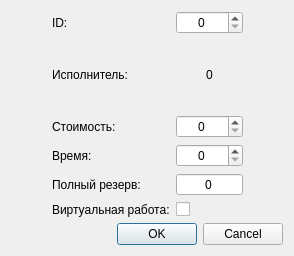
io2357911/NetworkPlanning, file NetworkCalc/view/workpropertiesdialog.ui: the form before one commit.
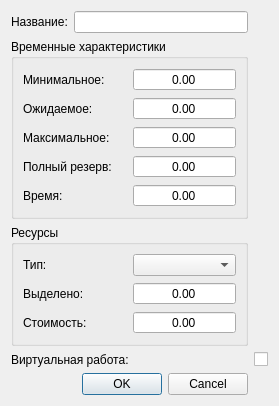
The form after the commit.

Diff of the .ui file:
```diff
--- a/NetworkCalc/view/workpropertiesdialog.ui
+++ b/NetworkCalc/view/workpropertiesdialog.ui
@@ -6,153 +6,222 @@
    <rect>
     <x>0</x>
     <y>0</y>
-    <width>294</width>
-    <height>256</height>
+    <width>279</width>
+    <height>402</height>
    </rect>
   </property>
   <property name="windowTitle">
    <string>Параметры работы</string>
   </property>
-  <layout class="QGridLayout" name="gridLayout_2">
+  <layout class="QGridLayout" name="gridLayout">
    <item row="0" column="0">
-    <layout class="QGridLayout" name="gridLayout">
-     <item row="0" column="2">
-      <widget class="QSpinBox" name="sbID">
-       <property name="alignment">
-        <set>Qt::AlignCenter</set>
-       </property>
-       <property name="maximum">
-        <number>999999</number>
-       </property>
-      </widget>
-     </item>
-     <item row="5" column="2">
-      <widget class="QCheckBox" name="cbIsVirtual">
-       <property name="text">
-        <string/>
-       </property>
-      </widget>
-     </item>
-     <item row="1" column="1">
-      <widget class="QLabel" name="label_6">
-       <property name="text">
-        <string>Исполнитель:</string>
-       </property>
-      </widget>
-     </item>
-     <item row="0" column="1">
-      <widget class="QLabel" name="label_3">
-       <property name="text">
-        <string>ID:</string>
-       </property>
-      </widget>
-     </item>
-     <item row="3" column="2">
-      <widget class="QSpinBox" name="sbTime">
-       <property name="alignment">
-        <set>Qt::AlignCenter</set>
-       </property>
-       <property name="maximum">
-        <number>99999999</number>
-       </property>
-      </widget>
-     </item>
-     <item row="2" column="2">
-      <widget class="QSpinBox" name="sbCost">
-       <property name="alignment">
-        <set>Qt::AlignCenter</set>
-       </property>
-       <property name="maximum">
-        <number>999999</number>
-       </property>
-      </widget>
-     </item>
-     <item row="4" column="2">
-      <widget class="QSpinBox" name="sbFullReserve">
-       <property name="alignment">
-        <set>Qt::AlignCenter</set>
-       </property>
-       <property name="readOnly">
-        <bool>true</bool>
-       </property>
-       <property name="buttonSymbols">
-        <enum>QAbstractSpinBox::NoButtons</enum>
-       </property>
-       <property name="maximum">
-        <number>9999999</number>
-       </property>
-      </widget>
-     </item>
-     <item row="2" column="0" rowspan="2">
-      <spacer name="horizontalSpacer">
-       <property name="orientation">
-        <enum>Qt::Horizontal</enum>
-       </property>
-       <property name="sizeHint" stdset="0">
-        <size>
-         <width>40</width>
-         <height>20</height>
-        </size>
-       </property>
-      </spacer>
-     </item>
-     <item row="3" column="1">
-      <widget class="QLabel" name="label_2">
-       <property name="text">
-        <string>Время:</string>
-       </property>
-      </widget>
-     </item>
-     <item row="5" column="1">
-      <widget class="QLabel" name="label_4">
-       <property name="text">
-        <string>Виртуальная работа:</string>
-       </property>
-      </widget>
-     </item>
-     <item row="4" column="1">
-      <widget class="QLabel" name="label_5">
-       <property name="toolTip">
-        <string>&lt;html&gt;&lt;head/&gt;&lt;body&gt;&lt;p&gt;Показывает максимальное время, на которое можно увеличить длительность работы или отсрочить ее начало, чтобы не нарушился срок завершения проекта в целом.&lt;/p&gt;&lt;/body&gt;&lt;/html&gt;</string>
-       </property>
-       <property name="text">
-        <string>Полный резерв:</string>
-       </property>
-      </widget>
-     </item>
-     <item row="2" column="3" rowspan="2">
-      <spacer name="horizontalSpacer_2">
-       <property name="orientation">
-        <enum>Qt::Horizontal</enum>
-       </property>
-       <property name="sizeHint" stdset="0">
-        <size>
-         <width>40</width>
-         <height>20</height>
-        </size>
-       </property>
-      </spacer>
-     </item>
-     <item row="2" column="1">
-      <widget class="QLabel" name="label">
-       <property name="text">
-        <string>Стоимость:</string>
-       </property>
-      </widget>
-     </item>
-     <item row="1" column="2">
-      <widget class="QLabel" name="lWorker">
-       <property name="text">
-        <string>0</string>
-       </property>
-       <property name="alignment">
-        <set>Qt::AlignCenter</set>
-       </property>
-      </widget>
-     </item>
-    </layout>
+    <widget class="QLabel" name="label_14">
+     <property name="text">
+      <string>Название:</string>
+     </property>
+    </widget>
    </item>
-   <item row="1" column="0">
+   <item row="0" column="1">
+    <widget class="QLineEdit" name="leName"/>
+   </item>
+   <item row="1" column="0" colspan="2">
+    <widget class="QGroupBox" name="groupBox">
+     <property name="title">
+      <string>Временные характеристики</string>
+     </property>
+     <layout class="QGridLayout" name="gridLayout_2">
+      <item row="3" column="0">
+       <widget class="QLabel" name="label_5">
+        <property name="toolTip">
+         <string>&lt;html&gt;&lt;head/&gt;&lt;body&gt;&lt;p&gt;Показывает максимальное время, на которое можно увеличить длительность работы или отсрочить ее начало, чтобы не нарушился срок завершения проекта в целом.&lt;/p&gt;&lt;/body&gt;&lt;/html&gt;</string>
+        </property>
+        <property name="text">
+         <string>Полный резерв:</string>
+        </property>
+       </widget>
+      </item>
+      <item row="0" column="0">
+       <widget class="QLabel" name="label_7">
+        <property name="text">
+         <string>Минимальное:</string>
+        </property>
+       </widget>
+      </item>
+      <item row="2" column="0">
+       <widget class="QLabel" name="label_9">
+        <property name="text">
+         <string>Максимальное:</string>
+        </property>
+       </widget>
+      </item>
+      <item row="1" column="0">
+       <widget class="QLabel" name="label_8">
+        <property name="text">
+         <string>Ожидаемое:</string>
+        </property>
+       </widget>
+      </item>
+      <item row="4" column="0">
+       <widget class="QLabel" name="label_13">
+        <property name="toolTip">
+         <string>&lt;html&gt;&lt;head/&gt;&lt;body&gt;&lt;p&gt;Показывает максимальное время, на которое можно увеличить длительность работы или отсрочить ее начало, чтобы не нарушился срок завершения проекта в целом.&lt;/p&gt;&lt;/body&gt;&lt;/html&gt;</string>
+        </property>
+        <property name="text">
+         <string>Время:</string>
+        </property>
+       </widget>
+      </item>
+      <item row="0" column="1">
+       <widget class="QDoubleSpinBox" name="dsbTimeMin">
+        <property name="alignment">
+         <set>Qt::AlignCenter</set>
+        </property>
+        <property name="buttonSymbols">
+         <enum>QAbstractSpinBox::NoButtons</enum>
+        </property>
+        <property name="maximum">
+         <double>9999999.990000000223517</double>
+        </property>
+       </widget>
+      </item>
+      <item row="1" column="1">
+       <widget class="QDoubleSpinBox" name="dsbTimeAvg">
+        <property name="alignment">
+         <set>Qt::AlignCenter</set>
+        </property>
+        <property name="buttonSymbols">
+         <enum>QAbstractSpinBox::NoButtons</enum>
+        </property>
+        <property name="maximum">
+         <double>9999999.990000000223517</double>
+        </property>
+       </widget>
+      </item>
+      <item row="2" column="1">
+       <widget class="QDoubleSpinBox" name="dsbTimeMax">
+        <property name="alignment">
+         <set>Qt::AlignCenter</set>
+        </property>
+        <property name="buttonSymbols">
+         <enum>QAbstractSpinBox::NoButtons</enum>
+        </property>
+        <property name="maximum">
+         <double>9999999.990000000223517</double>
+        </property>
+       </widget>
+      </item>
+      <item row="3" column="1">
+       <widget class="QDoubleSpinBox" name="dsbFullReserve">
+        <property name="alignment">
+         <set>Qt::AlignCenter</set>
+        </property>
+        <property name="readOnly">
+         <bool>true</bool>
+        </property>
+        <property name="buttonSymbols">
+         <enum>QAbstractSpinBox::NoButtons</enum>
+        </property>
+        <property name="maximum">
+         <double>9999999.990000000223517</double>
+        </property>
+       </widget>
+      </item>
+      <item row="4" column="1">
+       <widget class="QDoubleSpinBox" name="dsbTime">
+        <property name="alignment">
+         <set>Qt::AlignCenter</set>
+        </property>
+        <property name="readOnly">
+         <bool>true</bool>
+        </property>
+        <property name="buttonSymbols">
+         <enum>QAbstractSpinBox::NoButtons</enum>
+        </property>
+        <property name="maximum">
+         <double>9999999.990000000223517</double>
+        </property>
+       </widget>
+      </item>
+     </layout>
+    </widget>
+   </item>
+   <item row="2" column="0" colspan="2">
+    <widget class="QGroupBox" name="groupBox_2">
+     <property name="title">
+      <string>Ресурсы</string>
+     </property>
+     <layout class="QGridLayout" name="gridLayout_3">
+      <item row="1" column="0">
+       <widget class="QLabel" name="label_12">
+        <property name="toolTip">
+         <string>&lt;html&gt;&lt;head/&gt;&lt;body&gt;&lt;p&gt;Показывает максимальное время, на которое можно увеличить длительность работы или отсрочить ее начало, чтобы не нарушился срок завершения проекта в целом.&lt;/p&gt;&lt;/body&gt;&lt;/html&gt;</string>
+        </property>
+        <property name="text">
+         <string>Выделено:</string>
+        </property>
+       </widget>
+      </item>
+      <item row="0" column="0">
+       <widget class="QLabel" name="label_10">
+        <property name="text">
+         <string>Тип:</string>
+        </property>
+       </widget>
+      </item>
+      <item row="2" column="0">
+       <widget class="QLabel" name="label_11">
+        <property name="text">
+         <string>Стоимость:</string>
+        </property>
+       </widget>
+      </item>
+      <item row="0" column="1">
+       <widget class="QComboBox" name="cbResourse"/>
+      </item>
+      <item row="1" column="1">
+       <widget class="QDoubleSpinBox" name="dsbResoursCount">
+        <property name="alignment">
+         <set>Qt::AlignCenter</set>
+        </property>
+        <property name="buttonSymbols">
+         <enum>QAbstractSpinBox::NoButtons</enum>
+        </property>
+        <property name="maximum">
+         <double>9999999.990000000223517</double>
+        </property>
+       </widget>
+      </item>
+      <item row="2" column="1">
+       <widget class="QDoubleSpinBox" name="dsbCost">
+        <property name="alignment">
+         <set>Qt::AlignCenter</set>
+        </property>
+        <property name="buttonSymbols">
+         <enum>QAbstractSpinBox::NoButtons</enum>
+        </property>
+        <property name="maximum">
+         <double>9999999.990000000223517</double>
+        </property>
+       </widget>
+      </item>
+     </layout>
+    </widget>
+   </item>
+   <item row="3" column="0" colspan="2">
+    <widget class="QLabel" name="label_4">
+     <property name="text">
+      <string>Виртуальная работа:</string>
+     </property>
+    </widget>
+   </item>
+   <item row="3" column="2">
+    <widget class="QCheckBox" name="cbIsVirtual">
+     <property name="text">
+      <string/>
+     </property>
+    </widget>
+   </item>
+   <item row="4" column="0" colspan="2">
     <widget class="QDialogButtonBox" name="buttonBox">
      <property name="orientation">
       <enum>Qt::Horizontal</enum>
```
